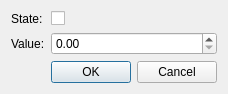
The window that src/mdttools/mdttesttool/mdtTtTestNodeUnitSetupDialog.ui (scandyna/multidiagtools) describes before a commit, drawn with Qt 5.
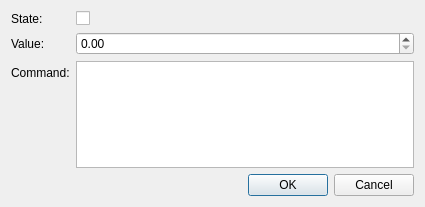
The same window after the commit.

Diff of the .ui file:
```diff
--- a/src/mdttools/mdttesttool/mdtTtTestNodeUnitSetupDialog.ui
+++ b/src/mdttools/mdttesttool/mdtTtTestNodeUnitSetupDialog.ui
@@ -6,8 +6,8 @@
    <rect>
     <x>0</x>
     <y>0</y>
-    <width>228</width>
-    <height>94</height>
+    <width>425</width>
+    <height>207</height>
    </rect>
   </property>
   <property name="windowTitle">
@@ -41,7 +41,7 @@
    <item row="1" column="1">
     <widget class="QDoubleSpinBox" name="sbValue"/>
    </item>
-   <item row="2" column="0" colspan="2">
+   <item row="3" column="0" colspan="2">
     <widget class="QDialogButtonBox" name="buttonBox">
      <property name="orientation">
       <enum>Qt::Horizontal</enum>
@@ -51,6 +51,16 @@
      </property>
     </widget>
    </item>
+   <item row="2" column="1">
+    <widget class="QPlainTextEdit" name="teCommand"/>
+   </item>
+   <item row="2" column="0">
+    <widget class="QLabel" name="lbCommand">
+     <property name="text">
+      <string>Command:</string>
+     </property>
+    </widget>
+   </item>
   </layout>
  </widget>
  <resources/>
```
